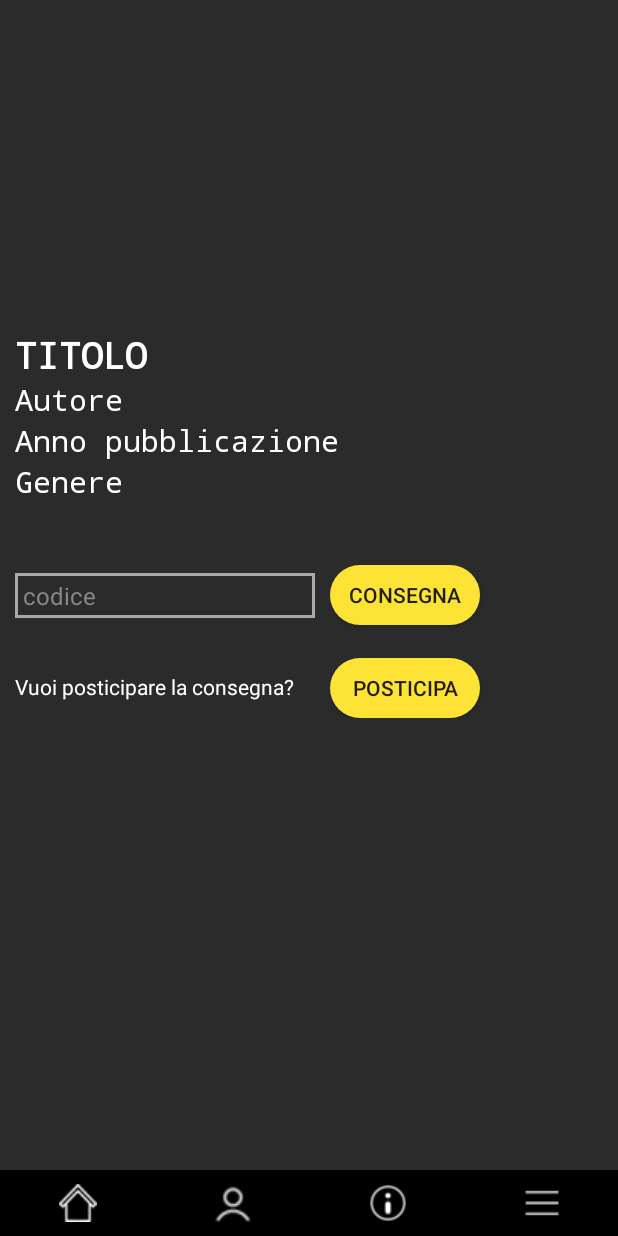
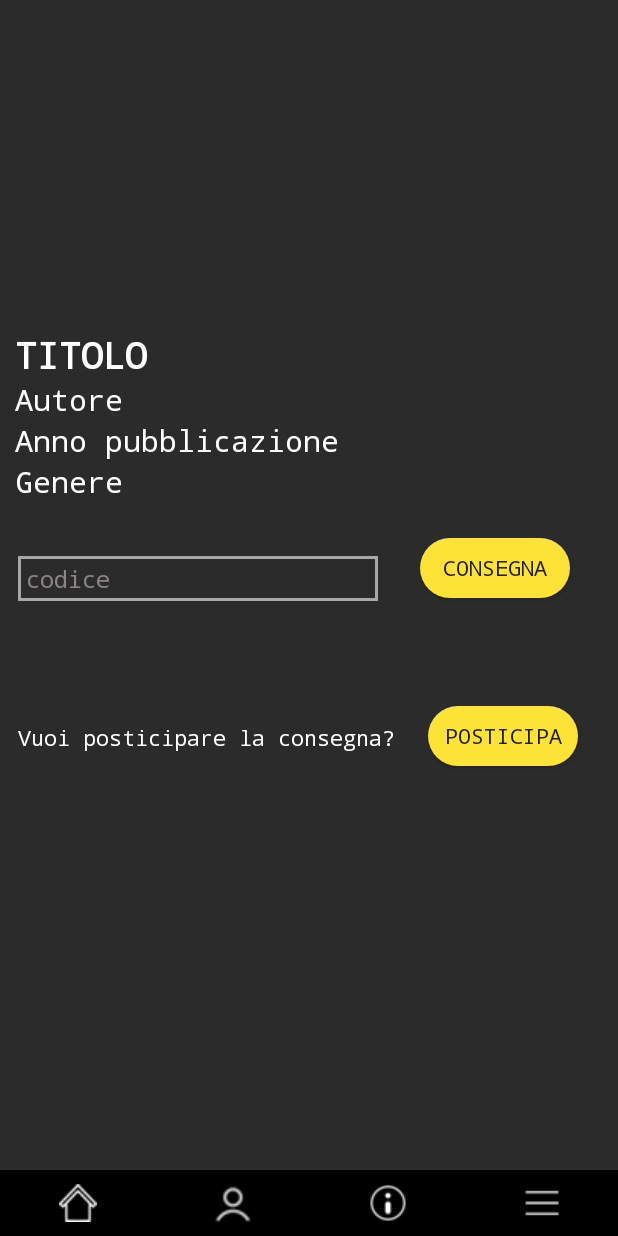
Before and after one commit to josy11unipa/Biblioteca, an Android app: the fragment Consegna_Fragment placed in its activity, on a phone screen of 412 x 824 dp. Run offline under Robolectric (Android 15) with nearby library versions, the phone set to English and light mode, and no system bars; Roboto replaces fonts that are not available here; 1 statement that could not run was skipped.

Commit message:
Merge remote-tracking branch 'origin/master'

```diff
--- a/app/src/main/res/layout/consegna_layout.xml
+++ b/app/src/main/res/layout/consegna_layout.xml
@@ -67,29 +67,18 @@
 
     </LinearLayout>
 
-    <LinearLayout
+    <androidx.constraintlayout.widget.ConstraintLayout
         android:id="@+id/Layout1"
         android:layout_width="match_parent"
-        android:layout_height="wrap_content"
-        android:orientation="horizontal">
-
-        <LinearLayout
-            android:id="@+id/linearLayoutConsegna"
-            android:layout_width="wrap_content"
-            android:layout_height="match_parent"
-            android:layout_marginVertical="20dp"
-            android:orientation="vertical"
-            app:layout_constraintEnd_toEndOf="parent"
-            app:layout_constraintStart_toStartOf="parent"
-            app:layout_constraintTop_toBottomOf="@+id/linearLayoutInfiLibro">
+        android:layout_height="248dp">
 
         <EditText
             android:id="@+id/codice"
-                android:layout_width="200dp"
+            android:layout_width="240dp"
             android:layout_height="30dp"
-                android:layout_marginLeft="10dp"
-                android:layout_marginTop="27dp"
-                android:layout_marginRight="10dp"
+            android:layout_marginHorizontal="10dp"
+            android:layout_marginStart="12dp"
+            android:layout_marginTop="36dp"
             android:background="@drawable/edit_text_draw"
             android:hint="codice"
             android:inputType="text"
@@ -99,51 +88,53 @@
             android:textColorHighlight="#FFDF36"
             android:textColorHint="#8A8686"
             android:textSize="16sp"
+            android:typeface="monospace"
+            app:layout_constraintStart_toStartOf="parent"
+            app:layout_constraintTop_toTopOf="parent"
             tools:ignore="TouchTargetSizeCheck" />
 
         <TextView
             android:id="@+id/textView6"
-                android:layout_width="200dp"
+            android:layout_width="0dp"
             android:layout_height="wrap_content"
-                android:layout_marginLeft="10dp"
-                android:layout_marginTop="36dp"
-                android:layout_marginRight="10dp"
+            android:layout_marginLeft="12dp"
             android:text="Vuoi posticipare la consegna?"
-                android:textColor="#FFFFFF" />
-
-        </LinearLayout>
-
-        <LinearLayout
-            android:id="@+id/LinearLayoutPosticipa"
-            android:layout_width="match_parent"
-            android:layout_height="wrap_content"
-            android:layout_marginVertical="20dp"
-            android:gravity="center_vertical"
-            android:orientation="vertical"
-            app:layout_constraintTop_toBottomOf="@+id/linearLayoutConsegna">
+            android:textColor="#FFFFFF"
+            android:typeface="monospace"
+            app:layout_constraintBottom_toBottomOf="parent"
+            app:layout_constraintStart_toStartOf="parent"
+            app:layout_constraintTop_toBottomOf="@+id/codice" />
 
         <Button
             android:id="@+id/buttonConsegna"
             android:layout_width="100dp"
             android:layout_height="40dp"
-                android:layout_marginTop="22dp"
+            android:layout_marginStart="28dp"
+            android:layout_marginTop="24dp"
             android:background="@drawable/green_button"
             android:backgroundTint="@color/text"
             android:text="Consegna"
+            android:typeface="monospace"
+            app:layout_constraintStart_toEndOf="@+id/codice"
+            app:layout_constraintTop_toTopOf="parent"
             tools:ignore="TouchTargetSizeCheck" />
 
         <Button
             android:id="@+id/buttonPosticipa"
             android:layout_width="100dp"
             android:layout_height="40dp"
-                android:layout_marginTop="22dp"
+            android:layout_marginTop="72dp"
             android:background="@drawable/green_button"
             android:backgroundTint="@color/text"
             android:text="Posticipa"
+            android:typeface="monospace"
+            app:layout_constraintEnd_toEndOf="parent"
+            app:layout_constraintHorizontal_bias="0.446"
+            app:layout_constraintStart_toEndOf="@+id/textView6"
+            app:layout_constraintTop_toBottomOf="@+id/buttonConsegna"
             tools:ignore="TouchTargetSizeCheck" />
-        </LinearLayout>
 
-    </LinearLayout>
+    </androidx.constraintlayout.widget.ConstraintLayout>
 
     <LinearLayout
         android:id="@+id/LinearLayoutValutazione"
@@ -152,8 +143,7 @@
         android:layout_marginTop="20dp"
         android:gravity="center_horizontal"
         android:orientation="vertical"
-        android:visibility="gone"
-        app:layout_constraintTop_toBottomOf="@id/LinearLayoutPosticipa">
+        android:visibility="gone">
 
         <TextView
             android:id="@+id/textValutazione"
```
Lines whose indentation alone changed are shown as unchanged.
